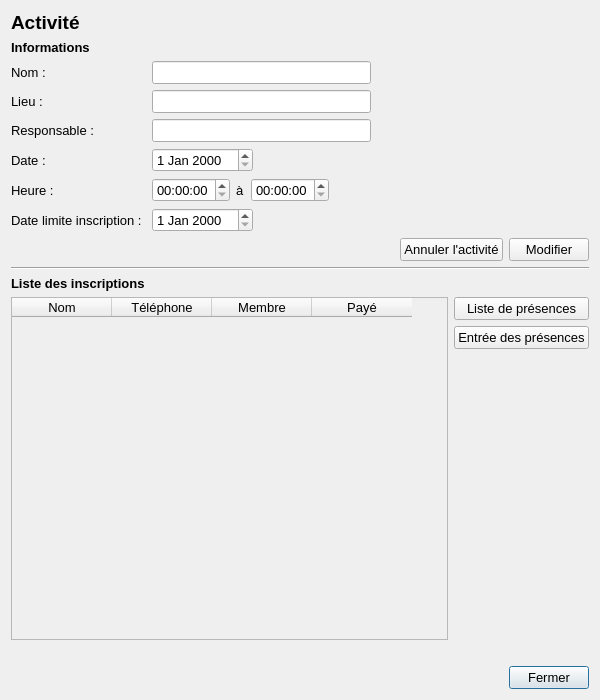
Old version of the form GUI/afficher_activite.ui in the repository samueldrouin/PyGuide.
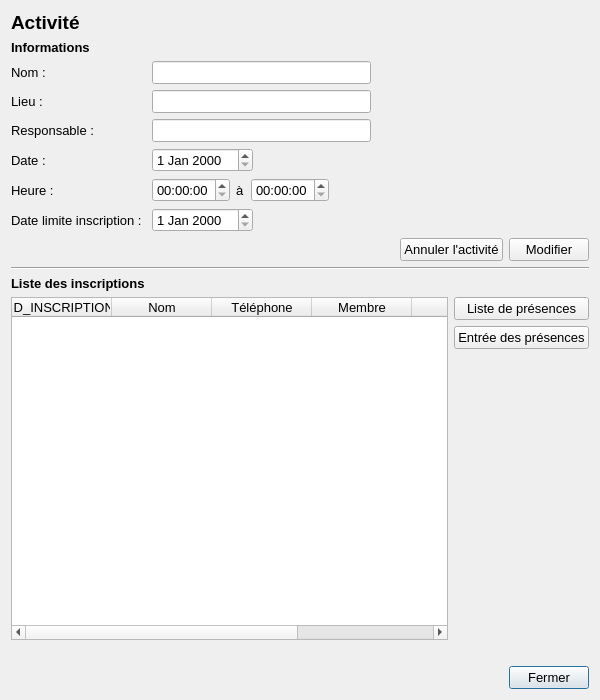
New version of the form.

Commit message: Affichage des boutons pour les présences seulement lorsque l'activité est passé

Patch:
```diff
--- a/GUI/afficher_activite.ui
+++ b/GUI/afficher_activite.ui
@@ -303,7 +303,7 @@
        <item>
         <widget class="QTableWidget" name="tbl_inscriptions">
          <property name="enabled">
-          <bool>false</bool>
+          <bool>true</bool>
          </property>
          <property name="sizePolicy">
           <sizepolicy hsizetype="Expanding" vsizetype="Expanding">
@@ -411,6 +411,11 @@
          <property name="selectionMode">
           <enum>QAbstractItemView::NoSelection</enum>
          </property>
+         <column>
+          <property name="text">
+           <string>ID_INSCRIPTION</string>
+          </property>
+         </column>
          <column>
           <property name="text">
            <string>Nom</string>
@@ -431,6 +436,11 @@
            <string>Payé</string>
           </property>
          </column>
+         <column>
+          <property name="text">
+           <string>Présente</string>
+          </property>
+         </column>
         </widget>
        </item>
        <item>
```
The commit also changes 1 other file.
